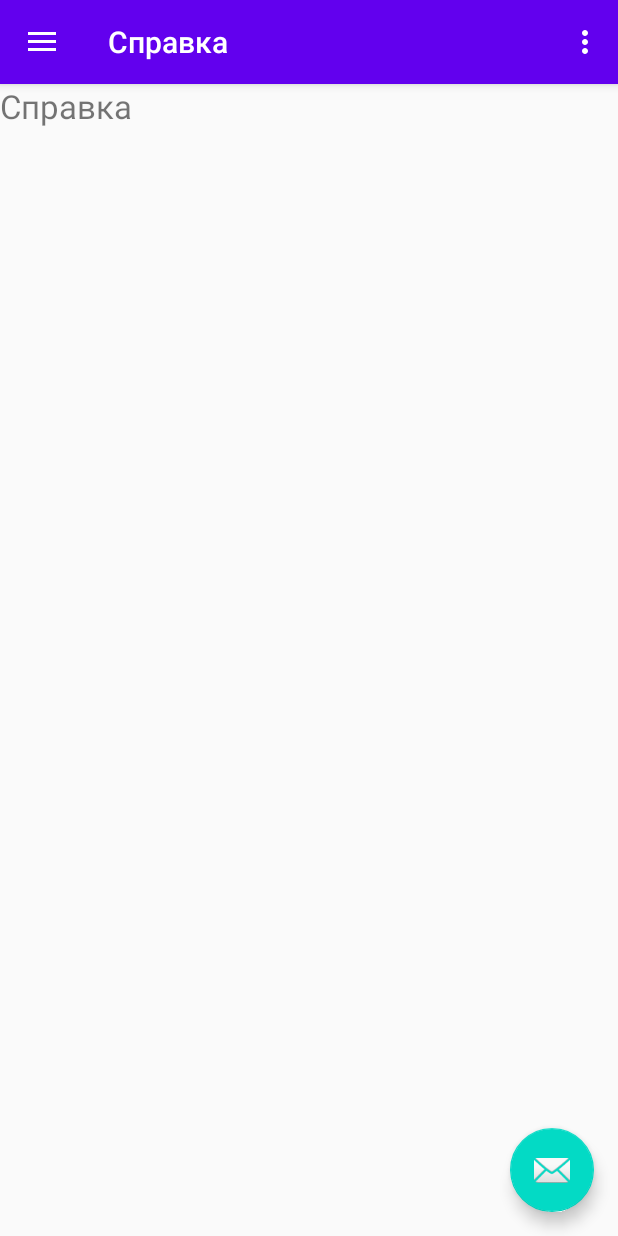
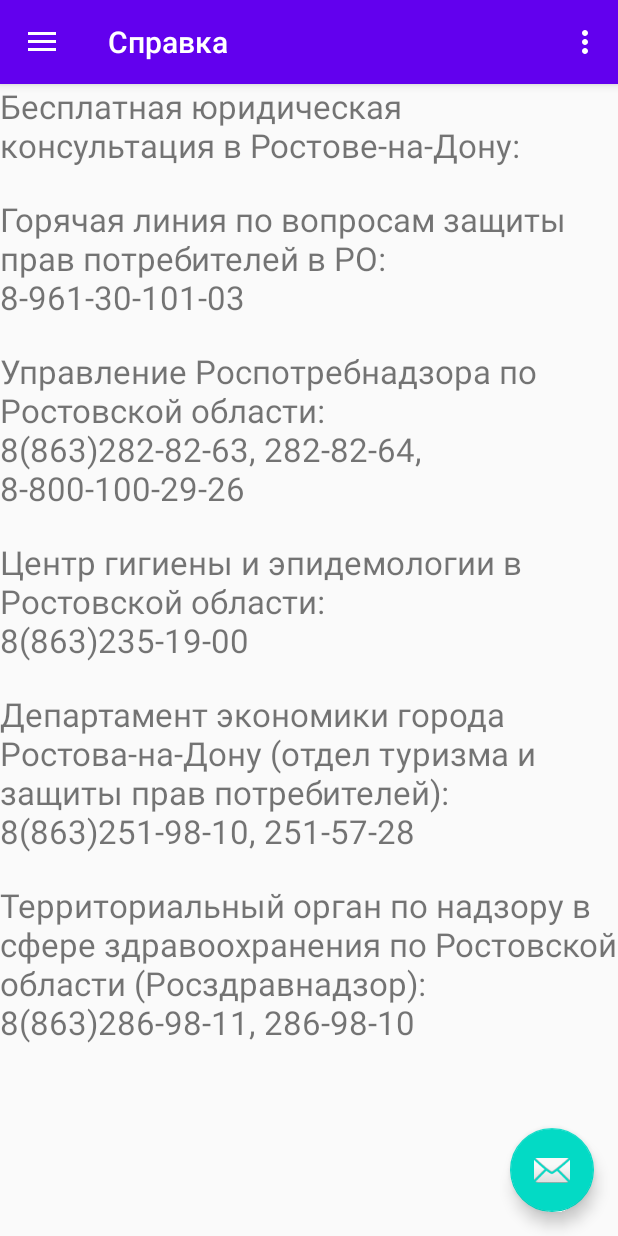
Before and after one commit to kissloryshy/IHaveRights, an Android app: the screen it shows after launch (MainActivity), in the side drawer, after a tap on "Справка", on a phone screen of 412 x 824 dp. Run offline under Robolectric (Android 15) with nearby library versions, the phone set to English and light mode, and no system bars; our stand-ins replace Firebase (no records; nobody signed in at launch, a user with empty details on screens opened directly), navigation-ui.

```diff
--- a/app/src/main/java/com/example/androidnav/ui/articles/ArticlesFragment.kt
+++ b/app/src/main/java/com/example/androidnav/ui/articles/ArticlesFragment.kt
@@ -73,7 +73,8 @@ class ArticlesFragment : Fragment() {
 //            adapter.notifyDataSetChanged()
 //        }
 
-        btnGetArticles.setOnClickListener {
+//        Button update
+//        btnGetArticles.setOnClickListener {
             content.clear()
             publicationDate.clear()
             source.clear()
@@ -97,7 +98,7 @@ class ArticlesFragment : Fragment() {
                         Log.w("kiss", "Error getting documents.", task.exception)
                     }
                 }
-        }
+//        }
 
         listView.setOnItemClickListener { parent, view, position, id ->
             Log.d("position", position.toString())
--- a/app/src/main/res/layout/fragment_support.xml
+++ b/app/src/main/res/layout/fragment_support.xml
@@ -17,7 +17,42 @@
             <TextView
                 android:layout_width="wrap_content"
                 android:layout_height="wrap_content"
-                android:text="Справка"
+                android:text="Бесплатная юридическая консультация в Ростове-на-Дону:"
+                android:textSize="@dimen/articleTitleTextSize"/>
+
+            <TextView
+                android:layout_width="wrap_content"
+                android:layout_height="wrap_content"
+                android:text="Горячая линия по вопросам защиты прав потребителей в РО: \n8-961-30-101-03"
+                android:layout_marginTop="20dp"
+                android:textSize="@dimen/articleTitleTextSize"/>
+
+            <TextView
+                android:layout_width="wrap_content"
+                android:layout_height="wrap_content"
+                android:text="Управление Роспотребнадзора по Ростовской области: \n8(863)282-82-63, 282-82-64, 8-800-100-29-26"
+                android:layout_marginTop="20dp"
+                android:textSize="@dimen/articleTitleTextSize"/>
+
+            <TextView
+                android:layout_width="wrap_content"
+                android:layout_height="wrap_content"
+                android:text="Центр гигиены и эпидемологии в Ростовской области: \n8(863)235-19-00"
+                android:layout_marginTop="20dp"
+                android:textSize="@dimen/articleTitleTextSize"/>
+
+            <TextView
+                android:layout_width="wrap_content"
+                android:layout_height="wrap_content"
+                android:text="Департамент экономики города Ростова-на-Дону (отдел туризма и защиты прав потребителей): \n8(863)251-98-10, 251-57-28"
+                android:layout_marginTop="20dp"
+                android:textSize="@dimen/articleTitleTextSize"/>
+
+            <TextView
+                android:layout_width="wrap_content"
+                android:layout_height="wrap_content"
+                android:text="Территориальный орган по надзору в сфере здравоохранения по Ростовской области (Росздравнадзор): \n8(863)286-98-11, 286-98-10"
+                android:layout_marginTop="20dp"
                 android:textSize="@dimen/articleTitleTextSize"/>
 
         </LinearLayout>
--- a/app/src/main/res/layout/nav_header_main.xml
+++ b/app/src/main/res/layout/nav_header_main.xml
@@ -33,7 +33,7 @@
         android:id="@+id/textView"
         android:layout_width="wrap_content"
         android:layout_height="wrap_content"
-        android:text="Добрый вечер"
+        android:text="Добрый день"
         android:textSize="20sp"/>
 
 </LinearLayout>
```
Also changed, not shown: app/src/main/res/drawable/buttons.xml (added, +11 -0 lines), app/src/main/res/layout/fragment_articles.xml (+7 -7 lines), app/src/main/res/layout/fragment_current_article.xml (+9 -4 lines), app/src/main/res/layout/fragment_settings.xml (+11 -5 lines), app/src/main/res/drawable/side_nav_bar.xml (line endings or trailing spaces).
